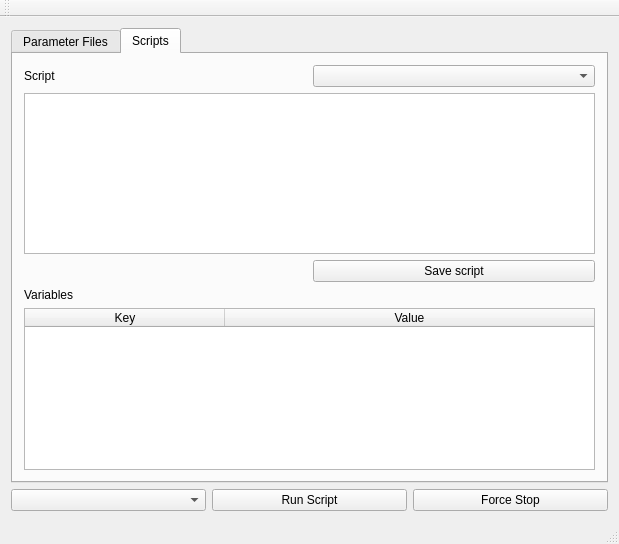
Qt form mainwindow.ui (SteffenPL/SimulationInterface) before a commit.
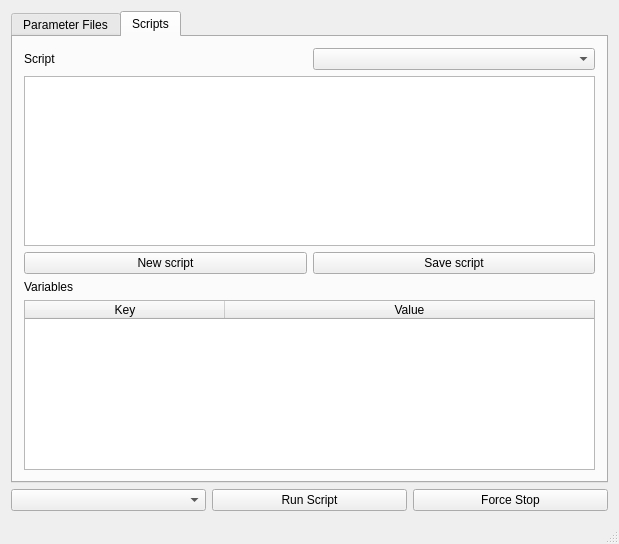
The same form after that commit. The open tabs and pages were chosen to show the change.

Commit message: run command function

Patch:
```diff
--- a/mainwindow.ui
+++ b/mainwindow.ui
@@ -182,6 +182,13 @@
           </property>
          </widget>
         </item>
+        <item row="2" column="0">
+         <widget class="QPushButton" name="pushButton_new_script">
+          <property name="text">
+           <string>New script</string>
+          </property>
+         </widget>
+        </item>
        </layout>
       </widget>
      </widget>
@@ -198,14 +205,6 @@
     </rect>
    </property>
   </widget>
-  <widget class="QToolBar" name="mainToolBar">
-   <attribute name="toolBarArea">
-    <enum>TopToolBarArea</enum>
-   </attribute>
-   <attribute name="toolBarBreak">
-    <bool>false</bool>
-   </attribute>
-  </widget>
   <widget class="QStatusBar" name="statusBar"/>
  </widget>
  <layoutdefault spacing="6" margin="11"/>
```
Left out of the diff: 4 changed lines with no effect on the pictures. The commit also changes 2 other files.
